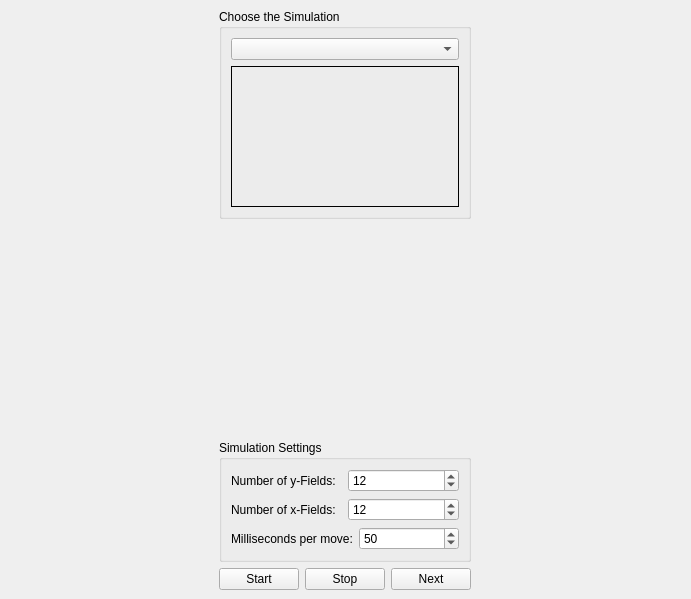
KDE/kalzium, file simulations/gamecontrols.ui: the form before one commit.
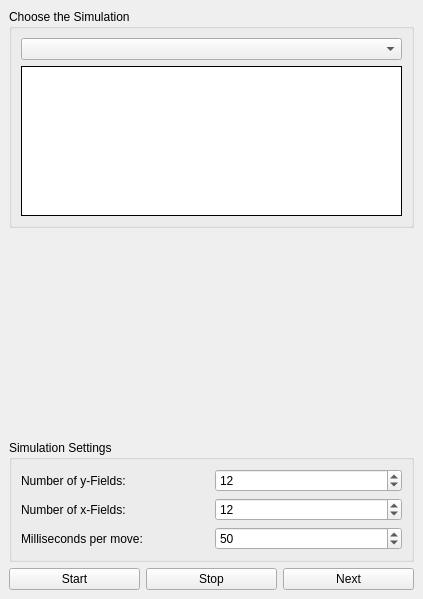
The form after the commit. Custom widgets are drawn as their Qt base class.

Commit message: Make it compile and try to fix the layout (not completely done, yet)

Patch:
```diff
--- a/simulations/gamecontrols.ui
+++ b/simulations/gamecontrols.ui
@@ -8,7 +8,7 @@
    <rect>
     <x>0</x>
     <y>0</y>
-    <width>691</width>
+    <width>423</width>
     <height>599</height>
    </rect>
   </property>
@@ -35,14 +35,14 @@
   <property name="whatsThis" >
    <string>In this dialog you can simulate chemical principles</string>
   </property>
-  <layout class="QGridLayout" >
+  <layout class="QVBoxLayout" >
    <property name="margin" >
     <number>9</number>
    </property>
    <property name="spacing" >
     <number>6</number>
    </property>
-   <item row="0" column="0" >
+   <item>
     <widget class="QGroupBox" name="groupBox_2" >
      <property name="sizePolicy" >
       <sizepolicy>
@@ -73,7 +73,7 @@
        </widget>
       </item>
       <item row="1" column="0" >
-       <widget class="QLabel" name="label" >
+       <widget class="QTextBrowser" name="label" >
         <property name="sizePolicy" >
          <sizepolicy>
           <hsizetype>1</hsizetype>
@@ -91,24 +91,24 @@
         <property name="frameShape" >
          <enum>QFrame::Box</enum>
         </property>
+        <property name="frameShadow" >
+         <enum>QFrame::Plain</enum>
+        </property>
         <property name="lineWidth" >
          <number>1</number>
         </property>
         <property name="midLineWidth" >
          <number>1</number>
         </property>
-        <property name="text" >
-         <string/>
-        </property>
-        <property name="wordWrap" >
-         <bool>true</bool>
+        <property name="horizontalScrollBarPolicy" >
+         <enum>Qt::ScrollBarAlwaysOff</enum>
         </property>
        </widget>
       </item>
      </layout>
     </widget>
    </item>
-   <item row="1" column="0" >
+   <item>
     <layout class="QHBoxLayout" >
      <property name="margin" >
       <number>0</number>
@@ -142,47 +142,7 @@
      </item>
     </layout>
    </item>
-   <item row="3" column="0" >
-    <layout class="QHBoxLayout" >
-     <property name="margin" >
-      <number>0</number>
-     </property>
-     <property name="spacing" >
-      <number>6</number>
-     </property>
-     <item>
-      <widget class="QPushButton" name="start" >
-       <property name="toolTip" >
-        <string>Start the simulation</string>
-       </property>
-       <property name="text" >
-        <string>Start</string>
-       </property>
-      </widget>
-     </item>
-     <item>
-      <widget class="QPushButton" name="stop" >
-       <property name="toolTip" >
-        <string>Stop the simulation</string>
-       </property>
-       <property name="text" >
-        <string>Stop</string>
-       </property>
-      </widget>
-     </item>
-     <item>
-      <widget class="QPushButton" name="next" >
-       <property name="toolTip" >
-        <string>Next move</string>
-       </property>
-       <property name="text" >
-        <string>Next</string>
-       </property>
-      </widget>
-     </item>
-    </layout>
-   </item>
-   <item row="2" column="0" >
+   <item>
     <widget class="QGroupBox" name="groupBox_3" >
      <property name="sizePolicy" >
       <sizepolicy>
@@ -307,6 +267,46 @@
      </layout>
     </widget>
    </item>
+   <item>
+    <layout class="QHBoxLayout" >
+     <property name="margin" >
+      <number>0</number>
+     </property>
+     <property name="spacing" >
+      <number>6</number>
+     </property>
+     <item>
+      <widget class="QPushButton" name="start" >
+       <property name="toolTip" >
+        <string>Start the simulation</string>
+       </property>
+       <property name="text" >
+        <string>Start</string>
+       </property>
+      </widget>
+     </item>
+     <item>
+      <widget class="QPushButton" name="stop" >
+       <property name="toolTip" >
+        <string>Stop the simulation</string>
+       </property>
+       <property name="text" >
+        <string>Stop</string>
+       </property>
+      </widget>
+     </item>
+     <item>
+      <widget class="QPushButton" name="next" >
+       <property name="toolTip" >
+        <string>Next move</string>
+       </property>
+       <property name="text" >
+        <string>Next</string>
+       </property>
+      </widget>
+     </item>
+    </layout>
+   </item>
   </layout>
  </widget>
  <pixmapfunction></pixmapfunction>
```
Left out of the diff: 2 changed lines with no effect on the pictures. The commit also changes 2 other files.
